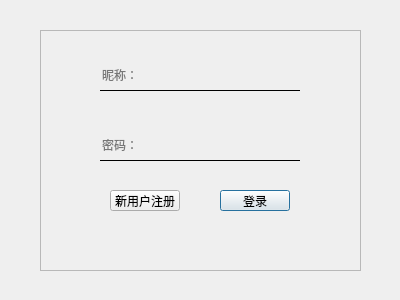
litsum/library_system, file libraryproject2.0pro/registration.ui: the form before one commit.
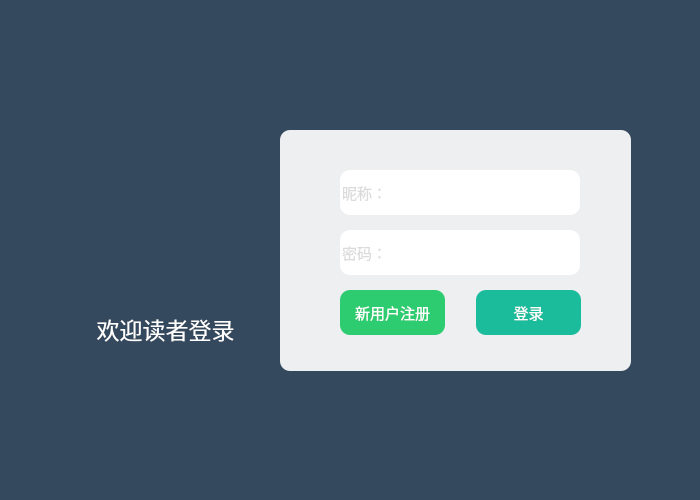
The form after the commit. Icons and pictures are not drawn.

Diff of the .ui file:
```diff
--- a/libraryproject2.0pro/registration.ui
+++ b/libraryproject2.0pro/registration.ui
@@ -6,8 +6,8 @@
    <rect>
     <x>0</x>
     <y>0</y>
-    <width>400</width>
-    <height>300</height>
+    <width>700</width>
+    <height>500</height>
    </rect>
   </property>
   <property name="windowTitle">
@@ -16,12 +16,16 @@
   <widget class="QFrame" name="frame">
    <property name="geometry">
     <rect>
-     <x>40</x>
-     <y>30</y>
-     <width>321</width>
+     <x>280</x>
+     <y>130</y>
+     <width>351</width>
      <height>241</height>
     </rect>
    </property>
+   <property name="styleSheet">
+    <string notr="true">border-radius:10px ;
+background-color: rgb(237, 239, 241);</string>
+   </property>
    <property name="frameShape">
     <enum>QFrame::Shape::StyledPanel</enum>
    </property>
@@ -32,9 +36,9 @@
     <property name="geometry">
      <rect>
       <x>60</x>
-      <y>30</y>
-      <width>200</width>
-      <height>31</height>
+      <y>40</y>
+      <width>240</width>
+      <height>45</height>
      </rect>
     </property>
     <property name="minimumSize">
@@ -43,11 +47,15 @@
       <height>30</height>
      </size>
     </property>
+    <property name="font">
+     <font>
+      <pointsize>11</pointsize>
+     </font>
+    </property>
     <property name="styleSheet">
-     <string notr="true">QLineEdit{
-	background-color:rgba(255,255,255,0);
-	border:none;
-	border-bottom:1px solid black;}</string>
+     <string notr="true">border-radius:10px ;
+color: rgb(183, 183, 183);
+background-color: rgb(255, 255, 255);</string>
     </property>
     <property name="echoMode">
      <enum>QLineEdit::EchoMode::Normal</enum>
@@ -61,8 +69,8 @@
      <rect>
       <x>60</x>
       <y>100</y>
-      <width>200</width>
-      <height>31</height>
+      <width>240</width>
+      <height>45</height>
      </rect>
     </property>
     <property name="minimumSize">
@@ -71,11 +79,15 @@
       <height>30</height>
      </size>
     </property>
+    <property name="font">
+     <font>
+      <pointsize>11</pointsize>
+     </font>
+    </property>
     <property name="styleSheet">
-     <string notr="true">QLineEdit{
-	background-color:rgba(255,255,255,0);
-	border:none;
-	border-bottom:1px solid black;}</string>
+     <string notr="true">border-radius:10px ;
+color: rgb(183, 183, 183);
+background-color: rgb(255, 255, 255);</string>
     </property>
     <property name="echoMode">
      <enum>QLineEdit::EchoMode::Password</enum>
@@ -87,10 +99,10 @@
    <widget class="QPushButton" name="pushButton">
     <property name="geometry">
      <rect>
-      <x>180</x>
+      <x>196</x>
       <y>160</y>
-      <width>70</width>
-      <height>21</height>
+      <width>105</width>
+      <height>45</height>
      </rect>
     </property>
     <property name="minimumSize">
@@ -99,6 +111,15 @@
       <height>20</height>
      </size>
     </property>
+    <property name="font">
+     <font>
+      <pointsize>11</pointsize>
+     </font>
+    </property>
+    <property name="styleSheet">
+     <string notr="true">background-color: rgb(26, 188, 156);
+color: rgb(255, 255, 255);</string>
+    </property>
     <property name="text">
      <string>登录</string>
     </property>
@@ -106,10 +127,10 @@
    <widget class="QPushButton" name="reg">
     <property name="geometry">
      <rect>
-      <x>70</x>
+      <x>60</x>
       <y>160</y>
-      <width>70</width>
-      <height>21</height>
+      <width>105</width>
+      <height>45</height>
      </rect>
     </property>
     <property name="minimumSize">
@@ -118,11 +139,116 @@
       <height>20</height>
      </size>
     </property>
+    <property name="font">
+     <font>
+      <pointsize>11</pointsize>
+     </font>
+    </property>
+    <property name="styleSheet">
+     <string notr="true">background-color: rgb(46, 204, 113);
+color: rgb(255, 255, 255);</string>
+    </property>
     <property name="text">
      <string>新用户注册</string>
     </property>
    </widget>
+   <widget class="QLabel" name="accout_pic">
+    <property name="geometry">
+     <rect>
+      <x>254</x>
+      <y>45</y>
+      <width>21</width>
+      <height>31</height>
+     </rect>
+    </property>
+    <property name="styleSheet">
+     <string notr="true">background-image: url(:/zhanghu.png);
+background-color: rgb(255, 255, 255);</string>
+    </property>
+    <property name="text">
+     <string/>
+    </property>
+   </widget>
+   <widget class="QLabel" name="password_pic">
+    <property name="geometry">
+     <rect>
+      <x>254</x>
+      <y>106</y>
+      <width>21</width>
+      <height>31</height>
+     </rect>
+    </property>
+    <property name="styleSheet">
+     <string notr="true">background-image: url(:/mima.png);
+background-color: rgb(255, 255, 255);</string>
+    </property>
+    <property name="text">
+     <string/>
+    </property>
+   </widget>
   </widget>
+  <widget class="QLabel" name="Adm_backgroud">
+   <property name="geometry">
+    <rect>
+     <x>0</x>
+     <y>0</y>
+     <width>700</width>
+     <height>500</height>
+    </rect>
+   </property>
+   <property name="styleSheet">
+    <string notr="true">background-color: rgb(52, 73, 94);</string>
+   </property>
+   <property name="text">
+    <string/>
+   </property>
+  </widget>
+  <widget class="QLabel" name="label">
+   <property name="geometry">
+    <rect>
+     <x>70</x>
+     <y>140</y>
+     <width>191</width>
+     <height>141</height>
+    </rect>
+   </property>
+   <property name="styleSheet">
+    <string notr="true">background-image: url(:/reg_1.png);
+
+border-radius:10px ;</string>
+   </property>
+   <property name="text">
+    <string/>
+   </property>
+  </widget>
+  <widget class="QLabel" name="label_2">
+   <property name="geometry">
+    <rect>
+     <x>70</x>
+     <y>298</y>
+     <width>191</width>
+     <height>61</height>
+    </rect>
+   </property>
+   <property name="font">
+    <font>
+     <pointsize>17</pointsize>
+    </font>
+   </property>
+   <property name="styleSheet">
+    <string notr="true">color: rgb(255, 255, 255);</string>
+   </property>
+   <property name="text">
+    <string>欢迎读者登录</string>
+   </property>
+   <property name="alignment">
+    <set>Qt::AlignmentFlag::AlignCenter</set>
+   </property>
+  </widget>
+  <zorder>Adm_backgroud</zorder>
+  <zorder>frame</zorder>
+  <zorder>label</zorder>
+  <zorder>label_2</zorder>
  </widget>
  <resources/>
  <connections/>
```
